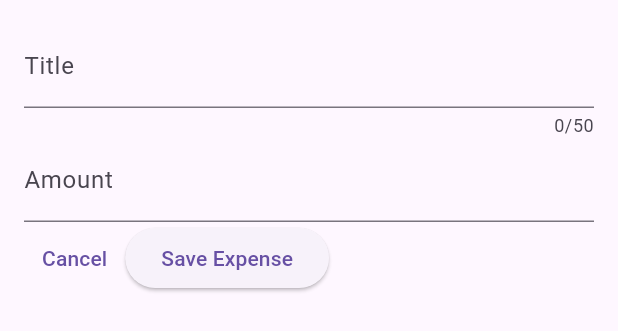
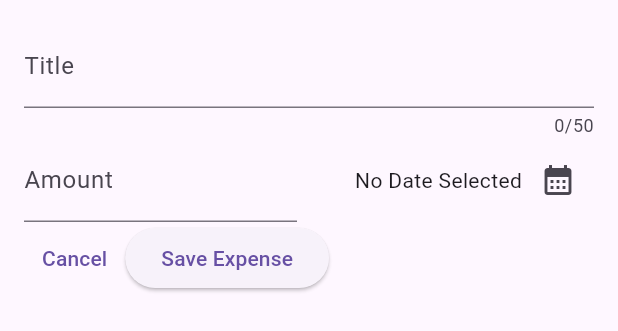
Before and after one commit to bhawesh-3/Expense-Traker, a Flutter app: the NewExpense widget shown alone on an empty page, opened directly, on a phone screen of 412 x 824 dp. Shown: the top 331 px of the screen. Run offline on Flutter 3.47's test engine with Material 3 defaults, Android fonts, the phone set to English and light mode, and no system bars.

Commit message:
Third Commit

```diff
--- a/lib/new_expense.dart
+++ b/lib/new_expense.dart
@@ -1,4 +1,7 @@
 import 'package:flutter/material.dart';
+import 'package:intl/intl.dart';
+
+final formatter = DateFormat.yMMMd();
 
 class NewExpense extends StatefulWidget {
   const NewExpense({super.key});
@@ -12,12 +15,25 @@ class NewExpense extends StatefulWidget {
 class _NewExpenseState extends State<NewExpense> {
   final _titleController = TextEditingController();
   final _amountController = TextEditingController();
-
+  DateTime? _selectedDate;
   @override
   void dispose() {
     _titleController.dispose();
     _amountController.dispose();
     super.dispose();
+  }
+
+  void _presentDatePicker() async {
+    final lastDate = DateTime.now();
+    final firstDate = DateTime(lastDate.year - 1, lastDate.month, lastDate.day);
+    final pickedDate = await showDatePicker(
+      context: context,
+      firstDate: firstDate,
+      lastDate: lastDate,
+    );
+    setState(() {
+      _selectedDate = pickedDate;
+    });
   }
 
   @override
@@ -33,7 +49,10 @@ class _NewExpenseState extends State<NewExpense> {
               label: Text('Title'),
             ),
           ),
-          TextField(
+          Row(
+            children: [
+              Expanded(
+                child: TextField(
                   controller: _amountController,
                   keyboardType: TextInputType.number,
                   decoration: const InputDecoration(
@@ -41,10 +60,31 @@ class _NewExpenseState extends State<NewExpense> {
                     label: Text('Amount'),
                   ),
                 ),
+              ),
+              const SizedBox(
+                width: 16,
+              ),
+              Expanded(
+                  child: Row(
+                mainAxisAlignment: MainAxisAlignment.end,
+                children: [
+                  Text(_selectedDate == null
+                      ? 'No Date Selected'
+                      : formatter.format(_selectedDate!)),
+                  IconButton(
+                    onPressed: _presentDatePicker,
+                    icon: const Icon(Icons.calendar_month),
+                  ),
+                ],
+              )),
+            ],
+          ),
           Row(
             children: [
               TextButton(
-                onPressed: () {},
+                onPressed: () {
+                  Navigator.pop(context);
+                },
                 child: const Text("Cancel"),
               ),
               ElevatedButton(
```
Lines whose indentation alone changed are shown as unchanged.
